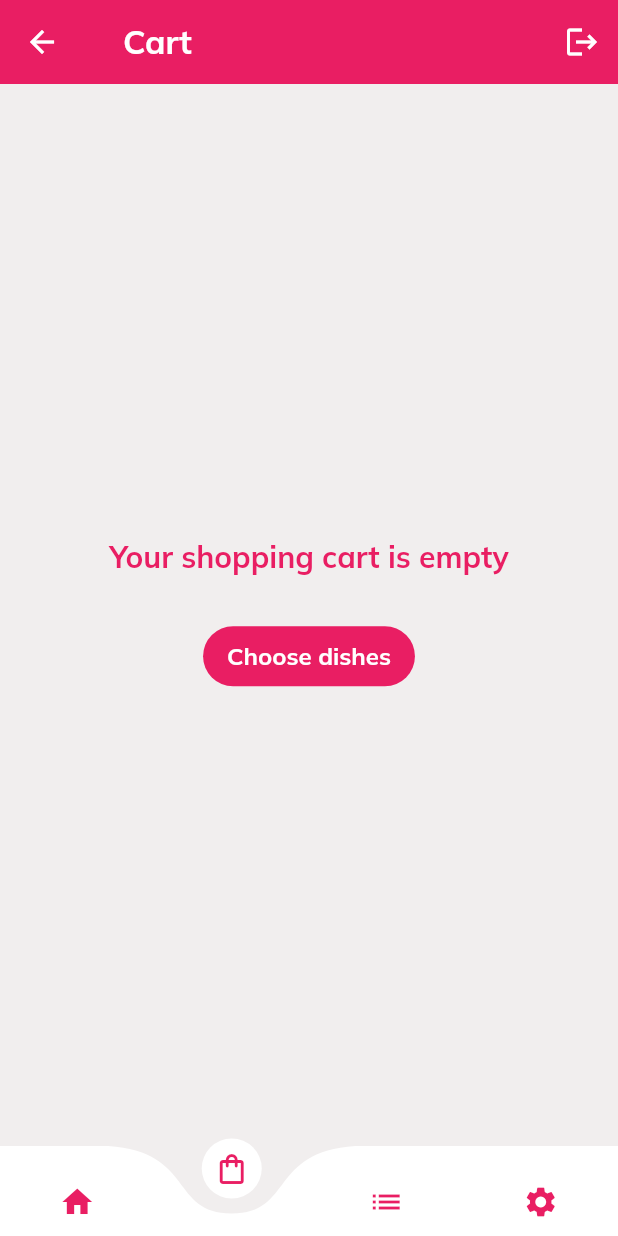
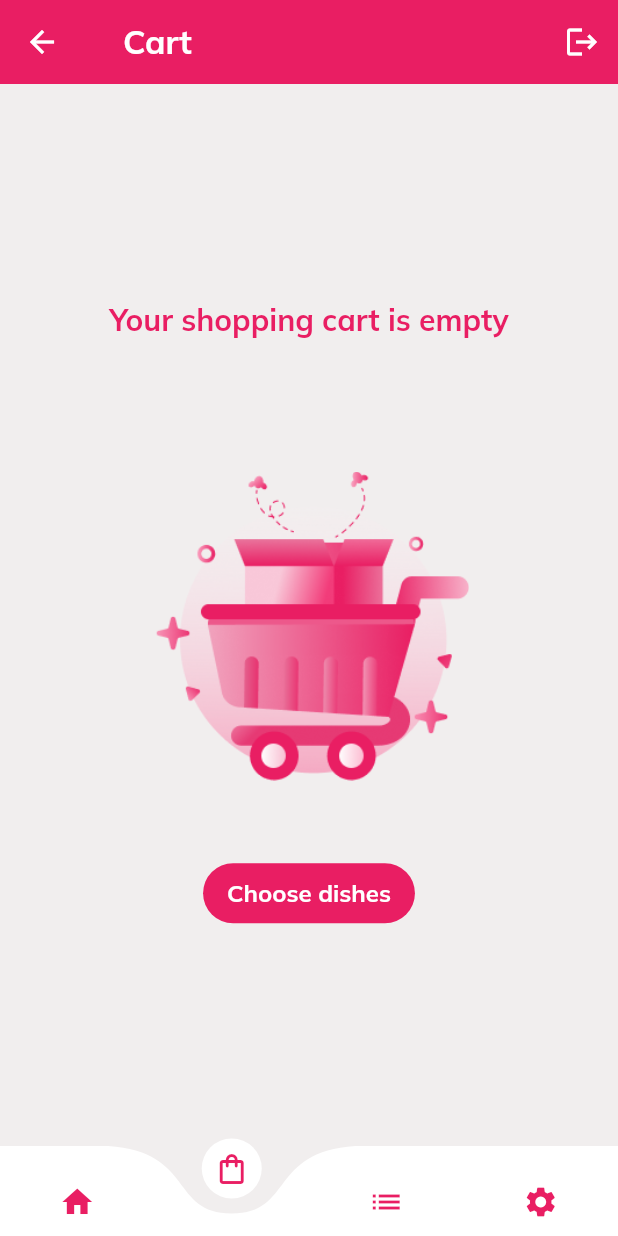
Before and after one commit to SashaPilevich/food-delivery, a Flutter app: the CartScreen screen opened by its route, on a phone screen of 412 x 824 dp. Run offline on Flutter 3.47's test engine with Material 2 defaults, Android fonts, the phone set to English and light mode, and no system bars; drawn by our look-alikes of curved_navigation_bar; our stand-ins replace auto_route, cached_network_image, cloud_firestore, connectivity_plus, easy_localization, firebase_auth and 9 more; missing offline and left inert: flutter_flushbar; accounts and stored records are empty.

Commit message:
[PT-7] implement animation for empty state

```diff
--- a/food_delivery/assets/translations/en_US.json
+++ b/food_delivery/assets/translations/en_US.json
@@ -20,7 +20,8 @@
     "showMore":"Show More",
     "showLess":"Show Less",
     "descriptionNotAvailable":"Description Not Available",
-    "addToCart":"Add to cart"
+    "addToCart":"Add to cart",
+    "addedToCart":"Added to cart"
   },
   "cartScreen":{
     "yourShoppingCartIsEmpty":"Your shopping cart is empty",
--- a/food_delivery/assets/translations/pl_PL.json
+++ b/food_delivery/assets/translations/pl_PL.json
@@ -20,7 +20,8 @@
     "showMore":"Pokaż Więcej",
     "showLess":"Pokaż Mniej",
     "descriptionNotAvailable":"Opis Niedostępny",
-    "addToCart":"Dodaj do koszyka"
+    "addToCart":"Dodaj do koszyka",
+    "addedToCart":"Dodano do koszyka"
   },
   "cartScreen":{
     "yourShoppingCartIsEmpty":"Twój koszyk jest pusty",
--- /dev/null
+++ b/food_delivery/core_ui/lib/src/widgets/animated_image.dart
@@ -0,0 +1,60 @@
+import 'package:flutter/material.dart';
+
+class AnimatedImage extends StatefulWidget {
+  final Widget child;
+
+  const AnimatedImage({
+    required this.child,
+    super.key,
+  });
+
+  @override
+  State<AnimatedImage> createState() => _AnimatedImageState();
+}
+
+class _AnimatedImageState extends State<AnimatedImage>
+    with SingleTickerProviderStateMixin {
+  late final AnimationController _animationController;
+  late final Animation<double> _animation;
+
+  @override
+  void initState() {
+    super.initState();
+    _animationController = AnimationController(
+      duration: const Duration(seconds: 2),
+      vsync: this,
+    )..repeat(reverse: true);
+    _animation = Tween<double>(
+      begin: 0,
+      end: 20,
+    ).animate(
+      CurvedAnimation(
+        parent: _animationController,
+        curve: Curves.linear,
+      ),
+    );
+  }
+
+  @override
+  Widget build(BuildContext context) {
+    return AnimatedBuilder(
+      animation: _animation,
+      child: widget.child,
+      builder: (_, Widget? child) {
+        return Transform.translate(
+          offset: Offset(
+            0,
+            _animation.value,
+          ),
+          child: child,
+        );
+      },
+    );
+  }
+
+  @override
+  void dispose() {
+    _animationController.dispose();
+    super.dispose();
+  }
+}
--- a/food_delivery/core_ui/lib/src/widgets/empty_content.dart
+++ b/food_delivery/core_ui/lib/src/widgets/empty_content.dart
@@ -2,15 +2,51 @@ import 'package:core/core.dart';
 import 'package:core_ui/core_ui.dart';
 import 'package:flutter/material.dart';
 
-class EmptyContent extends StatelessWidget {
+import 'animated_image.dart';
+import 'image_for_empty_state.dart';
+
+class EmptyContent extends StatefulWidget {
   final VoidCallback onPressed;
   final String title;
+  final String imageUrl;
 
   const EmptyContent({
     required this.onPressed,
     required this.title,
+    required this.imageUrl,
     super.key,
   });
+
+  @override
+  State<EmptyContent> createState() => _EmptyContentState();
+}
+
+class _EmptyContentState extends State<EmptyContent>
+    with SingleTickerProviderStateMixin {
+  late AnimationController _controller;
+  late Animation<Offset> _animation;
+
+  @override
+  void initState() {
+    super.initState();
+
+    _controller = AnimationController(
+      vsync: this,
+      duration: const Duration(
+        milliseconds: 800,
+      ),
+    );
+    _animation = Tween<Offset>(
+      begin: const Offset(0, -1),
+      end: Offset.zero,
+    ).animate(
+      CurvedAnimation(
+        parent: _controller,
+        curve: Curves.easeInOut,
+      ),
+    );
+    _controller.forward();
+  }
 
   @override
   Widget build(BuildContext context) {
@@ -20,22 +56,45 @@ class EmptyContent extends StatelessWidget {
       child: Column(
         mainAxisAlignment: MainAxisAlignment.center,
         children: <Widget>[
+          SlideTransition(
+            position: _animation,
+            child: Column(
+              children: <Widget>[
                 Text(
-            title,
+                  widget.title,
                   style: themeData.textTheme.titleLarge,
                 ),
                 const SizedBox(
                   height: AppSize.size30,
                 ),
+                AnimatedImage(
+                  child: ImageForEmptyState(
+                    imageUrl: widget.imageUrl,
+                  ),
+                ),
+                const SizedBox(
+                  height: AppSize.size30,
+                ),
                 FilledButton(
-            onPressed: onPressed,
+                  onPressed: widget.onPressed,
                   style: FilledButton.styleFrom(
                     textStyle: themeData.textTheme.labelMedium,
                   ),
-            child: Text('cartScreen.chooseDishes'.tr()),
+                  child: Text(
+                    'cartScreen.chooseDishes'.tr(),
+                  ),
+                ),
+              ],
+            ),
           ),
         ],
       ),
     );
   }
+
+  @override
+  void dispose() {
+    _controller.dispose();
+    super.dispose();
   }
+}
--- /dev/null
+++ b/food_delivery/core_ui/lib/src/widgets/image_for_empty_state.dart
@@ -0,0 +1,27 @@
+import 'package:core_ui/core_ui.dart';
+import 'package:flutter/material.dart';
+
+class ImageForEmptyState extends StatelessWidget {
+  final String imageUrl;
+
+  const ImageForEmptyState({
+    required this.imageUrl,
+    super.key,
+  });
+
+  @override
+  Widget build(BuildContext context) {
+    final MediaQueryData mediaQueryData = MediaQuery.of(context);
+
+    return Padding(
+      padding: const EdgeInsets.only(
+        top: AppPadding.padding40,
+        bottom: AppPadding.padding40,
+      ),
+      child: Image.asset(
+        imageUrl,
+        height: mediaQueryData.size.height * 0.25,
+      ),
+    );
+  }
+}
--- a/food_delivery/core_ui/lib/src/widgets/widgets.dart
+++ b/food_delivery/core_ui/lib/src/widgets/widgets.dart
@@ -3,3 +3,4 @@ export 'bottom_navigation_bar.dart';
 export 'app_cache_image.dart';
 export 'empty_content.dart';
 export 'custom_app_bar.dart';
+export 'button_dish_quantity.dart';
--- a/food_delivery/features/cart/lib/src/ui/cart_screen.dart
+++ b/food_delivery/features/cart/lib/src/ui/cart_screen.dart
@@ -71,6 +71,7 @@ class CartScreen extends StatelessWidget{
               onPressed: () {
                 context.navigateTo(const HomeScreenRoute());
               },
+              imageUrl: 'assets/image/empty_cart.png',
             );
           }
         },
--- a/food_delivery/features/home/lib/src/ui/widgets/animated_add_to_cart_button.dart
+++ b/food_delivery/features/home/lib/src/ui/widgets/animated_add_to_cart_button.dart
@@ -1,9 +1,9 @@
 import 'package:cart/cart.dart';
 import 'package:core/core.dart';
+import 'package:core_ui/core_ui.dart';
 import 'package:domain/domain.dart';
 import 'package:flutter/material.dart';
 import 'button_dish_card.dart';
-import 'button_dish_quantity.dart';
 
 class AnimatedAddToCartButton extends StatefulWidget {
   final DishModel dish;
--- a/food_delivery/features/home/lib/src/ui/widgets/home_screen_header.dart
+++ b/food_delivery/features/home/lib/src/ui/widgets/home_screen_header.dart
@@ -33,9 +33,8 @@ class _HomeScreenHeaderState extends State<HomeScreenHeader>
     final ThemeData themeData = Theme.of(context);
 
     return Container(
-      margin: const EdgeInsets.symmetric(
-        vertical: AppMargin.margin15,
-        horizontal: AppMargin.margin20,
+      margin: const EdgeInsets.all(
+        AppMargin.margin20,
       ),
       width: mediaQueryData.size.width * 0.9,
       height: mediaQueryData.size.height * 0.15,
--- a/food_delivery/features/order_history/lib/src/ui/order_history_screen.dart
+++ b/food_delivery/features/order_history/lib/src/ui/order_history_screen.dart
@@ -42,6 +42,7 @@ class OrderHistoryScreen extends StatelessWidget {
                 context.navigateTo(const HomeScreenRoute());
               },
               title: 'orderHistoryScreen.orderHistoryEmpty'.tr(),
+              imageUrl: 'assets/image/empty_order_history.png',
             );
           }
         },
--- a/food_delivery/pubspec.yaml
+++ b/food_delivery/pubspec.yaml
@@ -41,6 +41,8 @@ flutter:
     - assets/image/united-states.png
     - assets/image/onboarding_image.png
     - assets/image/checked.png
+    - assets/image/empty_cart.png
+    - assets/image/empty_order_history.png
     - assets/rive/wave.riv
   fonts:
     - family: Raleway
```
Also changed, not shown: food_delivery/features/cart/lib/src/ui/widgets/cart_element.dart (+14 -27 lines), food_delivery/features/home/lib/src/ui/select_dish_screen.dart (+7 -12 lines), food_delivery/features/home/lib/src/ui/widgets/button_with_animated_color.dart (added, +56 -0 lines), food_delivery/assets/image/empty_cart.png (added), food_delivery/assets/image/empty_order_history.png (added), food_delivery/core/lib/generated/codegen_loader.g.dart, food_delivery/core_ui/lib/src/widgets/button_dish_quantity.dart (renamed from food_delivery/features/home/lib/src/ui/widgets/button_dish_quantity.dart). Lines whose indentation alone changed are shown as unchanged.
